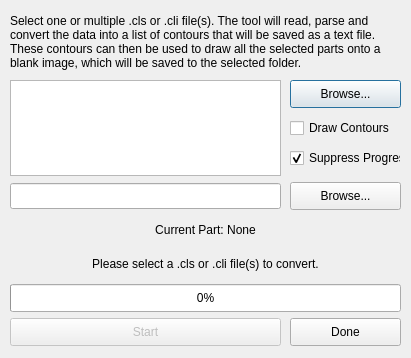
This is gui/dialogSliceConverter.ui in Spinarakk/defectmonitor as Qt 5 draws it before an edit. The edited form follows.
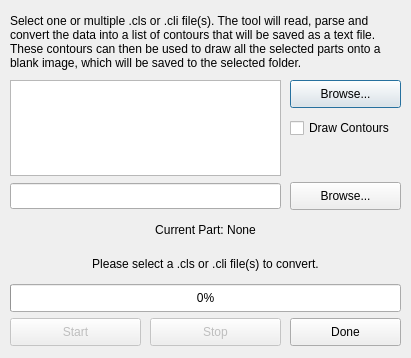
This is the edited form. Icons and pictures are not drawn.

```diff
--- a/gui/dialogSliceConverter.ui
+++ b/gui/dialogSliceConverter.ui
@@ -69,7 +69,7 @@
     <rect>
      <x>10</x>
      <y>318</y>
-     <width>271</width>
+     <width>131</width>
      <height>28</height>
     </rect>
    </property>
@@ -199,20 +199,20 @@
     <string>Browse...</string>
    </property>
   </widget>
-  <widget class="QCheckBox" name="checkSuppress">
+  <widget class="QPushButton" name="buttonStop">
+   <property name="enabled">
+    <bool>false</bool>
+   </property>
    <property name="geometry">
     <rect>
-     <x>290</x>
-     <y>150</y>
-     <width>111</width>
-     <height>16</height>
+     <x>150</x>
+     <y>318</y>
+     <width>131</width>
+     <height>28</height>
     </rect>
    </property>
    <property name="text">
-    <string>Suppress Progress</string>
-   </property>
-   <property name="checked">
-    <bool>true</bool>
+    <string>Stop</string>
    </property>
   </widget>
  </widget>
```
